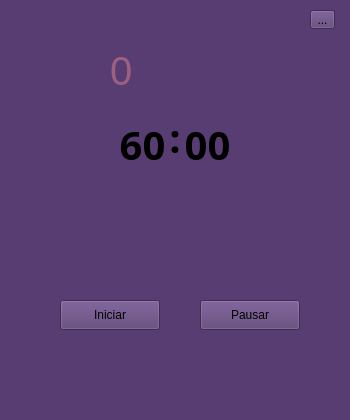
This is views/mainWindow.ui in Kender-Mendoza/pomodoro-time as Qt 5 draws it before an edit. The edited form follows.
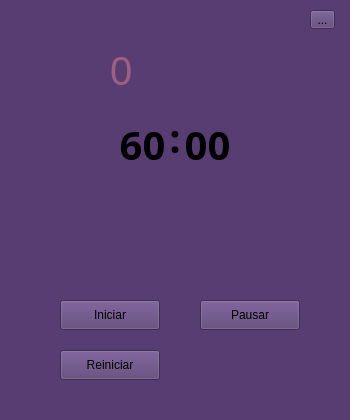
This is the edited form.

Commit message:
Feature restart
I added feature restart and some improvements in feature conter.

What changed in the file:
```diff
--- a/views/mainWindow.ui
+++ b/views/mainWindow.ui
@@ -165,6 +165,19 @@
      <string>0</string>
     </property>
    </widget>
+   <widget class="QPushButton" name="restart">
+    <property name="geometry">
+     <rect>
+      <x>60</x>
+      <y>350</y>
+      <width>100</width>
+      <height>30</height>
+     </rect>
+    </property>
+    <property name="text">
+     <string>Reiniciar</string>
+    </property>
+   </widget>
   </widget>
   <widget class="QStatusBar" name="statusbar"/>
  </widget>
```
The commit also changes 2 other files.
